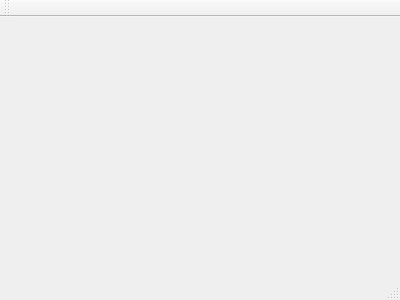
Old version of the form mainwindow.ui in the repository khamidou/Bug_Attack.
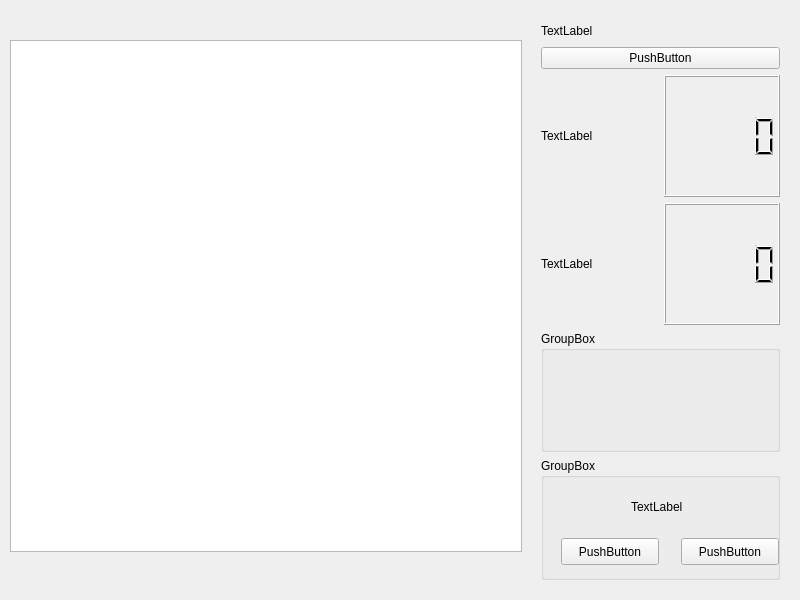
New version of the form.

```diff
--- a/mainwindow.ui
+++ b/mainwindow.ui
@@ -1,24 +1,210 @@
 <ui version="4.0">
  <class>MainWindow</class>
- <widget class="QMainWindow" name="MainWindow" >
-  <property name="geometry" >
+ <widget class="QMainWindow" name="MainWindow">
+  <property name="enabled">
+   <bool>true</bool>
+  </property>
+  <property name="geometry">
    <rect>
     <x>0</x>
     <y>0</y>
-    <width>400</width>
-    <height>300</height>
+    <width>800</width>
+    <height>600</height>
    </rect>
   </property>
-  <property name="windowTitle" >
+  <property name="minimumSize">
+   <size>
+    <width>800</width>
+    <height>600</height>
+   </size>
+  </property>
+  <property name="maximumSize">
+   <size>
+    <width>800</width>
+    <height>600</height>
+   </size>
+  </property>
+  <property name="windowTitle">
    <string>MainWindow</string>
   </property>
-  <widget class="QMenuBar" name="menuBar" />
-  <widget class="QToolBar" name="mainToolBar" />
-  <widget class="QWidget" name="centralWidget" />
-  <widget class="QStatusBar" name="statusBar" />
+  <widget class="QWidget" name="centralWidget">
+   <property name="minimumSize">
+    <size>
+     <width>800</width>
+     <height>600</height>
+    </size>
+   </property>
+   <property name="maximumSize">
+    <size>
+     <width>800</width>
+     <height>600</height>
+    </size>
+   </property>
+   <widget class="QWidget" name="verticalLayoutWidget">
+    <property name="geometry">
+     <rect>
+      <x>530</x>
+      <y>10</y>
+      <width>261</width>
+      <height>581</height>
+     </rect>
+    </property>
+    <layout class="QVBoxLayout" name="verticalLayout">
+     <item>
+      <widget class="QLabel" name="label">
+       <property name="sizePolicy">
+        <sizepolicy hsizetype="Preferred" vsizetype="Preferred">
+         <horstretch>0</horstretch>
+         <verstretch>0</verstretch>
+        </sizepolicy>
+       </property>
+       <property name="minimumSize">
+        <size>
+         <width>0</width>
+         <height>10</height>
+        </size>
+       </property>
+       <property name="maximumSize">
+        <size>
+         <width>16777215</width>
+         <height>20</height>
+        </size>
+       </property>
+       <property name="text">
+        <string>TextLabel</string>
+       </property>
+      </widget>
+     </item>
+     <item>
+      <widget class="QPushButton" name="pushButton">
+       <property name="text">
+        <string>PushButton</string>
+       </property>
+      </widget>
+     </item>
+     <item>
+      <layout class="QHBoxLayout" name="horizontalLayout_2">
+       <item>
+        <widget class="QLabel" name="label_2">
+         <property name="text">
+          <string>TextLabel</string>
+         </property>
+        </widget>
+       </item>
+       <item>
+        <widget class="QLCDNumber" name="lcdNumber"/>
+       </item>
+      </layout>
+     </item>
+     <item>
+      <layout class="QHBoxLayout" name="horizontalLayout_3">
+       <item>
+        <widget class="QLabel" name="label_3">
+         <property name="text">
+          <string>TextLabel</string>
+         </property>
+        </widget>
+       </item>
+       <item>
+        <widget class="QLCDNumber" name="lcdNumber_2"/>
+       </item>
+      </layout>
+     </item>
+     <item>
+      <widget class="QGroupBox" name="groupBox">
+       <property name="title">
+        <string>GroupBox</string>
+       </property>
+      </widget>
+     </item>
+     <item>
+      <widget class="QGroupBox" name="groupBox_2">
+       <property name="enabled">
+        <bool>true</bool>
+       </property>
+       <property name="title">
+        <string>GroupBox</string>
+       </property>
+       <property name="flat">
+        <bool>false</bool>
+       </property>
+       <widget class="QLabel" name="label_4">
+        <property name="geometry">
+         <rect>
+          <x>90</x>
+          <y>40</y>
+          <width>67</width>
+          <height>17</height>
+         </rect>
+        </property>
+        <property name="text">
+         <string>TextLabel</string>
+        </property>
+       </widget>
+       <widget class="QPushButton" name="pushButton_2">
+        <property name="geometry">
+         <rect>
+          <x>20</x>
+          <y>80</y>
+          <width>98</width>
+          <height>27</height>
+         </rect>
+        </property>
+        <property name="text">
+         <string>PushButton</string>
+        </property>
+       </widget>
+       <widget class="QPushButton" name="pushButton_3">
+        <property name="geometry">
+         <rect>
+          <x>140</x>
+          <y>80</y>
+          <width>98</width>
+          <height>27</height>
+         </rect>
+        </property>
+        <property name="text">
+         <string>PushButton</string>
+        </property>
+       </widget>
+      </widget>
+     </item>
+    </layout>
+   </widget>
+   <widget class="QGraphicsView" name="graphicsView">
+    <property name="geometry">
+     <rect>
+      <x>10</x>
+      <y>40</y>
+      <width>512</width>
+      <height>512</height>
+     </rect>
+    </property>
+    <property name="minimumSize">
+     <size>
+      <width>512</width>
+      <height>512</height>
+     </size>
+    </property>
+    <property name="maximumSize">
+     <size>
+      <width>512</width>
+      <height>512</height>
+     </size>
+    </property>
+    <property name="verticalScrollBarPolicy">
+     <enum>Qt::ScrollBarAlwaysOff</enum>
+    </property>
+    <property name="horizontalScrollBarPolicy">
+     <enum>Qt::ScrollBarAlwaysOff</enum>
+    </property>
+    <property name="alignment">
+     <set>Qt::AlignLeading|Qt::AlignLeft|Qt::AlignTop</set>
+    </property>
+   </widget>
+  </widget>
  </widget>
- <layoutDefault spacing="6" margin="11" />
- <pixmapfunction></pixmapfunction>
+ <layoutdefault spacing="6" margin="11"/>
  <resources/>
  <connections/>
 </ui>
```
Left out of the diff: 1 changed line with no effect on the pictures.
